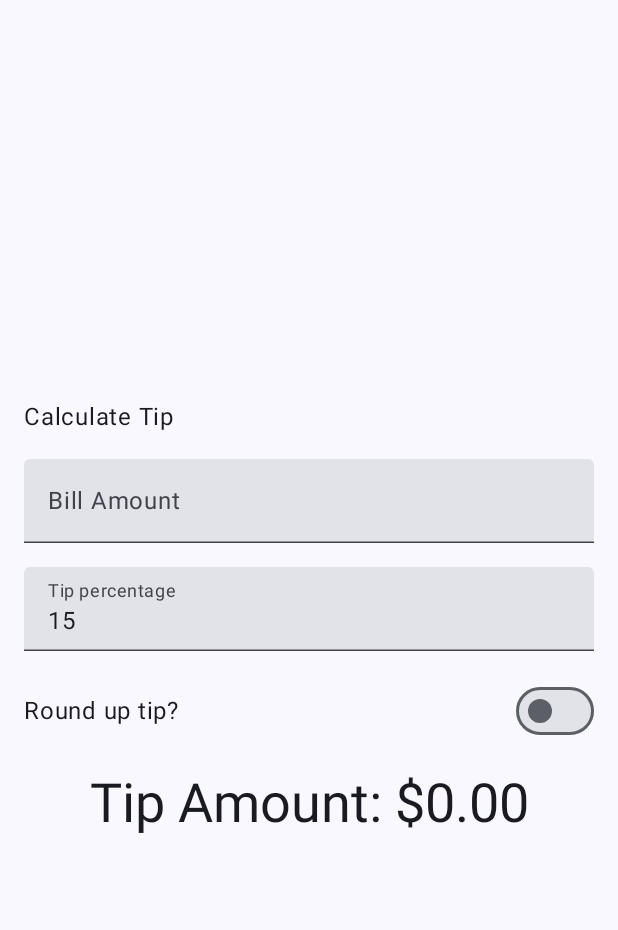
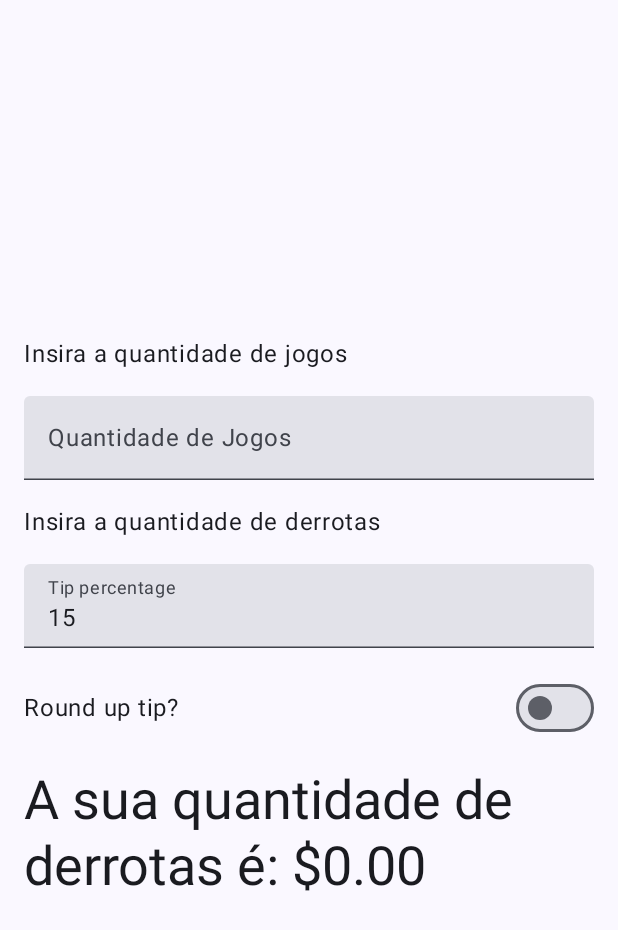
Before and after one commit to Condesso1998/CheckWin_Final, an Android app built with Jetpack Compose: the screen it shows after launch (MainActivity), on a phone screen of 412 x 824 dp. Shown: the top 930 px of the screen. Run offline under Robolectric (Android 15) with nearby library versions, the phone set to English and light mode, and no system bars.

Commit message:
Adaptar as variaver ao trabalho chekwin

```diff
--- a/app/src/main/java/pt/ipg/checkwin_final/MainActivity.kt
+++ b/app/src/main/java/pt/ipg/checkwin_final/MainActivity.kt
@@ -45,7 +45,7 @@ class MainActivity : ComponentActivity() {
         setContent {
             CheckWin_FinalTheme {
                 Scaffold(modifier = Modifier.fillMaxSize()) { innerPadding ->
-                    TipTimeLayout(
+                    DerrotaLayout(
                         modifier = Modifier
                             .padding(innerPadding)
                             .fillMaxSize()
@@ -99,12 +99,12 @@ fun RoundUpTipRow(
 }
 
 @Composable
-fun TipTimeLayout(modifier: Modifier = Modifier) {
-    var amountInput by remember {
+fun DerrotaLayout(modifier: Modifier = Modifier) {
+    var quantidadeJogosInput by remember {
         mutableStateOf("")
     }
 
-    var tipPercentageInput by remember {
+    var percentagemDerrotasageInput by remember {
         mutableStateOf("15")
     }
 
@@ -112,10 +112,10 @@ fun TipTimeLayout(modifier: Modifier = Modifier) {
         mutableStateOf(false)
     }
 
-    val amount = amountInput.toDoubleOrNull() ?: 0.0
-    val tipPercent = tipPercentageInput.toDoubleOrNull() ?: 0.0
+    val quantidadeJogos = quantidadeJogosInput.toDoubleOrNull() ?: 0.0
+    val percentagemDerrotas = percentagemDerrotasageInput.toDoubleOrNull() ?: 0.0
 
-    val tip = calculateTip(amount, tipPercent, roundUpTip)
+    val derrotas = CalculaDerrotas(quantidadeJogos.toInt(), percentagemDerrotas.toInt(), roundUpTip)
 
     Column(
         modifier = modifier
@@ -127,25 +127,31 @@ fun TipTimeLayout(modifier: Modifier = Modifier) {
         verticalArrangement = Arrangement.Center
     ) {
         Text(
-            text = stringResource(R.string.calculate_tip),
+            text = stringResource(R.string.inserirJogos),
             modifier = Modifier
                 .padding(bottom = 16.dp)
                 .align(alignment = Alignment.Start)
         )
 
         EditNumberField(
-            labelText = stringResource(id = R.string.bill_amount),
-            value = amountInput,
-            onValueChange = { newValue -> amountInput = newValue },
+            labelText = stringResource(id = R.string.bill_quantidadeJogos),
+            value = quantidadeJogosInput,
+            onValueChange = { newValue -> quantidadeJogosInput = newValue },
             modifier = Modifier
                 .fillMaxWidth()
                 .padding(bottom = 16.dp)
         )
+        Text(
+                text = stringResource(R.string.inserirDerrotas),
+            modifier = Modifier
+                .padding(bottom = 16.dp)
+                .align(alignment = Alignment.Start)
+        )
 
         EditNumberField(
             labelText = stringResource(R.string.tip_percentage),
-            value = tipPercentageInput,
-            onValueChange = { newValue -> tipPercentageInput = newValue },
+            value = percentagemDerrotasageInput,
+            onValueChange = { newValue -> percentagemDerrotasageInput = newValue },
             action = ImeAction.Done,
             modifier = Modifier
                 .fillMaxWidth()
@@ -161,7 +167,7 @@ fun TipTimeLayout(modifier: Modifier = Modifier) {
         )
 
         Text(
-            text = stringResource(R.string.tip_amount, tip),
+            text = stringResource(R.string.quantidadeDerrotas, derrotas),
             style = MaterialTheme.typography.displaySmall
         )
     }
@@ -171,22 +177,22 @@ fun TipTimeLayout(modifier: Modifier = Modifier) {
 @Composable
 fun TipTimePreview() {
     CheckWin_FinalTheme {
-        TipTimeLayout(
+        DerrotaLayout(
             modifier = Modifier.fillMaxSize()
         )
     }
 }
 
-private fun calculateTip(
-    amount: Double,
-    tipPercent: Double = 15.0,
+private fun CalculaDerrotas(
+    quantidadeJogos: Int,
+    percentagemDerrotas: Int = 0,
     roundUpTip: Boolean = false
 ): String {
-    var tip = (tipPercent / 100) * amount
+    var derrotas = (percentagemDerrotas / 100) * quantidadeJogos
 
     if (roundUpTip) {
-        tip = kotlin.math.ceil(tip)
+        derrotas = kotlin.math.ceil(derrotas.toDouble()).toInt()
     }
 
-    return NumberFormat.getCurrencyInstance().format(tip)
+    return NumberFormat.getCurrencyInstance().format(derrotas)
 }
--- a/app/src/main/res/values/strings.xml
+++ b/app/src/main/res/values/strings.xml
@@ -1,8 +1,13 @@
 <resources>
     <string name="app_name">CheckWin_Final</string>
     <string name="calculate_tip">Calculate Tip</string>
-    <string name="bill_amount">Bill Amount</string>
+
     <string name="tip_amount">Tip Amount: %s</string>
     <string name="tip_percentage">Tip percentage</string>
     <string name="round_up_tip">Round up tip?</string>
+    <string name="quantidadeDerrotas">A sua quantidade de derrotas é: %s</string>
+    <string name="bill_quantidadeJogos">Quantidade de Jogos </string>
+    <string name="inserirDerrotas">Insira a quantidade de derrotas </string>
+    <string name="inserirJogos">Insira a quantidade de jogos </string>
+
 </resources>
```
